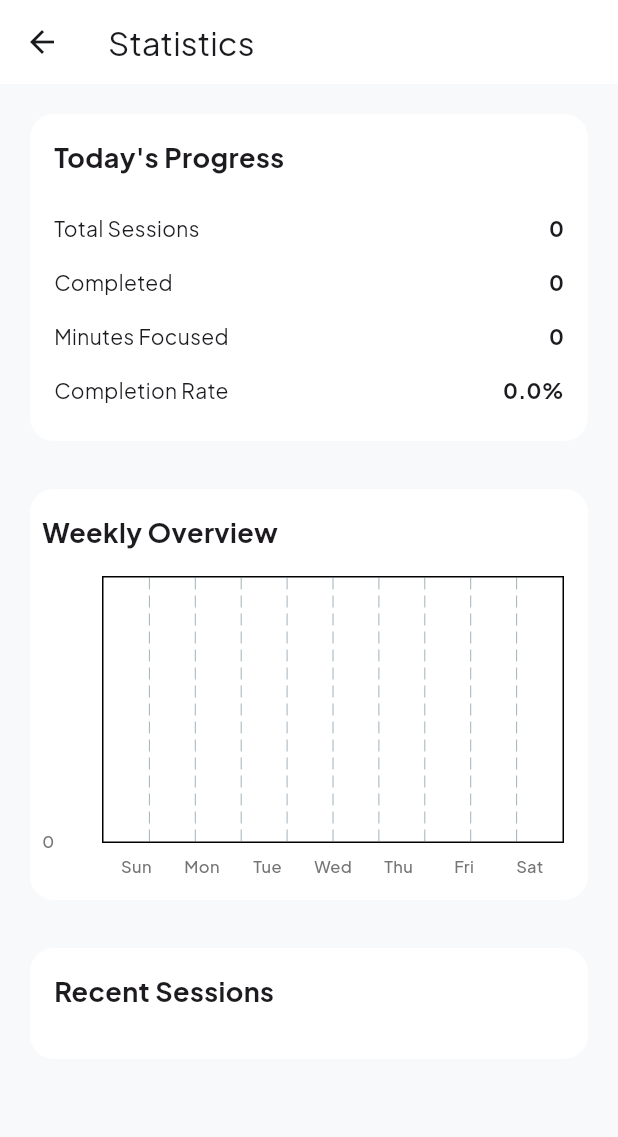
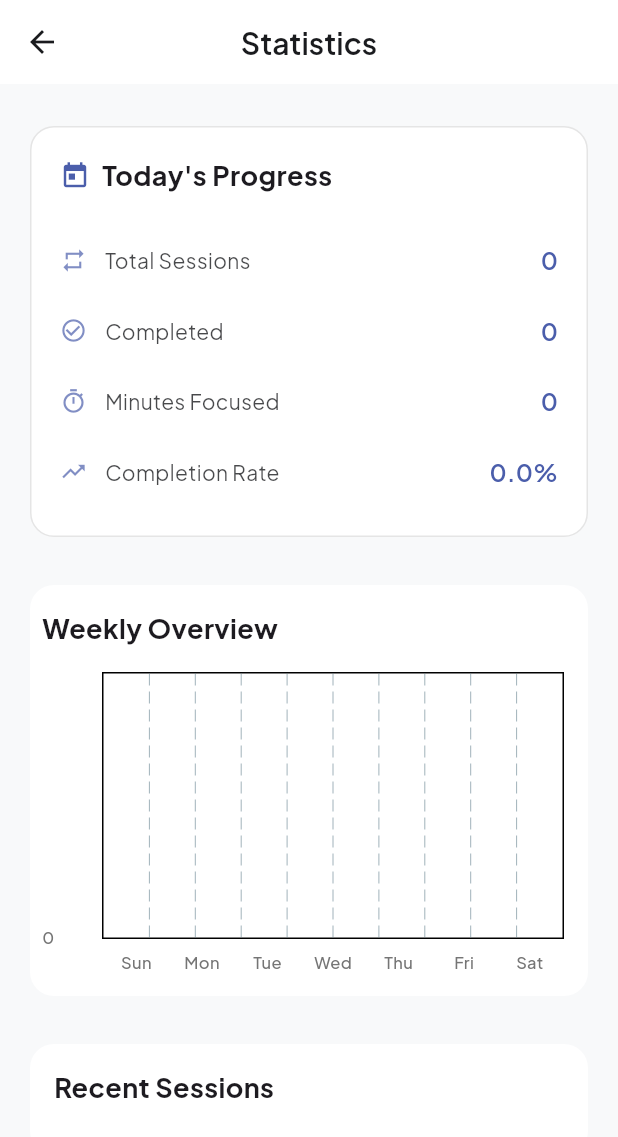
Before and after one commit to Rajdeep-Das/focal.app, a Flutter app: the StatisticsScreen screen opened directly, on a phone screen of 412 x 824 dp. Shown: the top 1137 px of the screen. Run offline on Flutter 3.47's test engine with Material 3 defaults, Android fonts, the light colour scheme and no system bars; drawn by our look-alikes of fl_chart; our stand-ins replace flutter_local_notifications, google_fonts, hive, hive_flutter, shared_preferences; accounts and stored records are empty.

Commit message:
Fixed Statics Screen looks

```diff
--- a/lib/screens/statistics_screen.dart
+++ b/lib/screens/statistics_screen.dart
@@ -16,17 +16,26 @@ class StatisticsScreen extends StatelessWidget {
         final weeklyStats = timer.weeklyStats;
 
         return Scaffold(
-          appBar: AppBar(title: Text('Statistics')),
+          appBar: AppBar(
+            title: Text(
+              'Statistics',
+              style: TextStyle(
+                fontSize: 20,
+                fontWeight: FontWeight.w600,
+              ),
+            ),
+            centerTitle: true,
+          ),
           body: RefreshIndicator(
             onRefresh: timer.refreshStatistics,
             child: ListView(
-              padding: EdgeInsets.all(16),
+              padding: EdgeInsets.symmetric(horizontal: 16, vertical: 24),
               children: [
-                _buildDailyStats(stats),
+                _buildDailyStats(stats, context),
                 SizedBox(height: 24),
                 _buildWeeklyChart(weeklyStats, context),
                 SizedBox(height: 24),
-                _buildSessionHistory(timer.sessions),
+                _buildSessionHistory(timer.sessions, context),
               ],
             ),
           ),
@@ -35,37 +44,98 @@ class StatisticsScreen extends StatelessWidget {
     );
   }
 
-  Widget _buildDailyStats(DailyStatistics? stats) {
+  Widget _buildDailyStats(DailyStatistics? stats, BuildContext context) {
     if (stats == null) return SizedBox.shrink();
 
     return Card(
+      elevation: 0,
+      shape: RoundedRectangleBorder(
+        borderRadius: BorderRadius.circular(16),
+        side: BorderSide(
+          color: Theme.of(context).colorScheme.outline.withOpacity(0.1),
+        ),
+      ),
       child: Padding(
-        padding: EdgeInsets.all(16),
+        padding: EdgeInsets.all(20),
         child: Column(
           crossAxisAlignment: CrossAxisAlignment.start,
           children: [
-            Text('Today\'s Progress',
-                style: TextStyle(fontSize: 18, fontWeight: FontWeight.bold)),
-            SizedBox(height: 16),
-            _buildStatRow('Total Sessions', '${stats.totalSessions}'),
-            _buildStatRow('Completed', '${stats.completedSessions}'),
-            _buildStatRow('Minutes Focused', '${stats.totalMinutesFocused}'),
-            _buildStatRow('Completion Rate',
-                '${stats.completionRate.toStringAsFixed(1)}%'),
+            Row(
+              children: [
+                Icon(
+                  Icons.today,
+                  color: Theme.of(context).colorScheme.primary,
+                  size: 20,
+                ),
+                SizedBox(width: 8),
+                Text(
+                  'Today\'s Progress',
+                  style: TextStyle(
+                    fontSize: 18,
+                    fontWeight: FontWeight.bold,
+                  ),
+                ),
+              ],
+            ),
+            SizedBox(height: 20),
+            _buildStatRow(
+              context,
+              'Total Sessions',
+              '${stats.totalSessions}',
+              Icons.repeat,
+            ),
+            _buildStatRow(
+              context,
+              'Completed',
+              '${stats.completedSessions}',
+              Icons.check_circle_outline,
+            ),
+            _buildStatRow(
+              context,
+              'Minutes Focused',
+              '${stats.totalMinutesFocused}',
+              Icons.timer_outlined,
+            ),
+            _buildStatRow(
+              context,
+              'Completion Rate',
+              '${stats.completionRate.toStringAsFixed(1)}%',
+              Icons.trending_up,
+            ),
           ],
         ),
       ),
     );
   }
 
-  Widget _buildStatRow(String label, String value) {
+  Widget _buildStatRow(
+      BuildContext context, String label, String value, IconData icon) {
     return Padding(
-      padding: EdgeInsets.symmetric(vertical: 8),
+      padding: EdgeInsets.symmetric(vertical: 12),
       child: Row(
-        mainAxisAlignment: MainAxisAlignment.spaceBetween,
         children: [
-          Text(label),
-          Text(value, style: TextStyle(fontWeight: FontWeight.bold)),
+          Icon(
+            icon,
+            size: 18,
+            color: Theme.of(context).colorScheme.primary.withOpacity(0.7),
+          ),
+          SizedBox(width: 12),
+          Expanded(
+            child: Text(
+              label,
+              style: TextStyle(
+                color: Theme.of(context).colorScheme.onSurface.withOpacity(0.8),
+              ),
+            ),
+          ),
+          Text(
+            value,
+            style: TextStyle(
+              fontSize: 16,
+              fontWeight: FontWeight.w600,
+              color: Theme.of(context).colorScheme.primary,
+            ),
+          ),
         ],
       ),
     );
@@ -195,7 +265,7 @@ class StatisticsScreen extends StatelessWidget {
     );
   }
 
-  Widget _buildSessionHistory(List<Session> sessions) {
+  Widget _buildSessionHistory(List<Session> sessions, BuildContext context) {
     return Card(
       child: Padding(
         padding: EdgeInsets.all(16),
```
